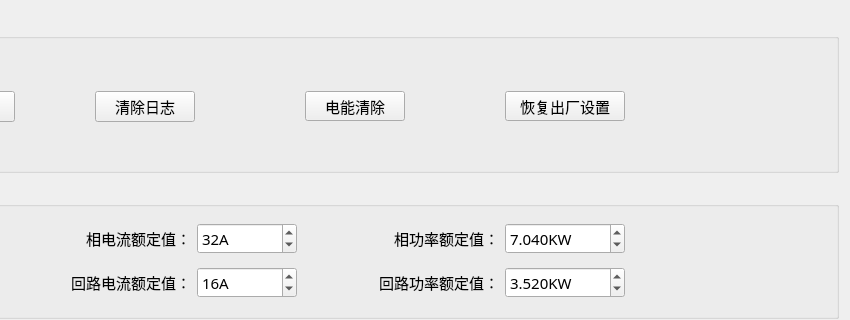
ChinaClever/MPro-Tools, file pro_qc/home/home_devwid.ui: the form before one commit; both pictures show x 336 to 1186 and y 0 to 320 of the 1186 by 666 pixel window.
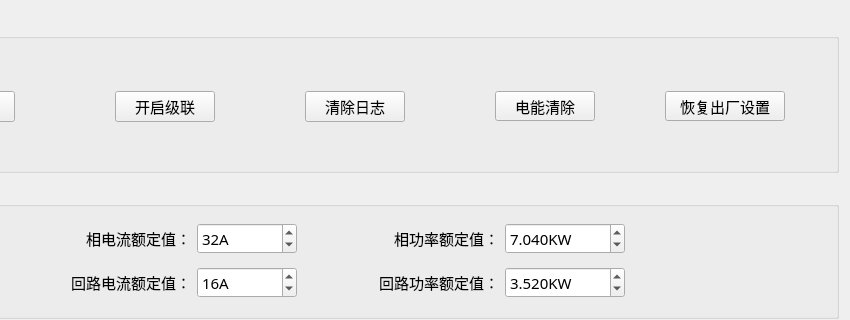
The form after the commit.

```diff
--- a/pro_qc/home/home_devwid.ui
+++ b/pro_qc/home/home_devwid.ui
@@ -28,7 +28,7 @@
      <widget class="QPushButton" name="logBtn">
       <property name="geometry">
        <rect>
-        <x>420</x>
+        <x>630</x>
         <y>80</y>
         <width>100</width>
         <height>31</height>
@@ -74,7 +74,7 @@
      <widget class="QPushButton" name="eleClearBtn">
       <property name="geometry">
        <rect>
-        <x>630</x>
+        <x>820</x>
         <y>80</y>
         <width>100</width>
         <height>30</height>
@@ -87,7 +87,7 @@
      <widget class="QPushButton" name="factoryBtn">
       <property name="geometry">
        <rect>
-        <x>830</x>
+        <x>990</x>
         <y>80</y>
         <width>120</width>
         <height>30</height>
@@ -97,6 +97,19 @@
        <string>恢复出厂设置</string>
       </property>
      </widget>
+     <widget class="QPushButton" name="cascadeBtn">
+      <property name="geometry">
+       <rect>
+        <x>440</x>
+        <y>80</y>
+        <width>100</width>
+        <height>31</height>
+       </rect>
+      </property>
+      <property name="text">
+       <string>开启级联</string>
+      </property>
+     </widget>
     </widget>
    </item>
    <item row="1" column="0">
```
